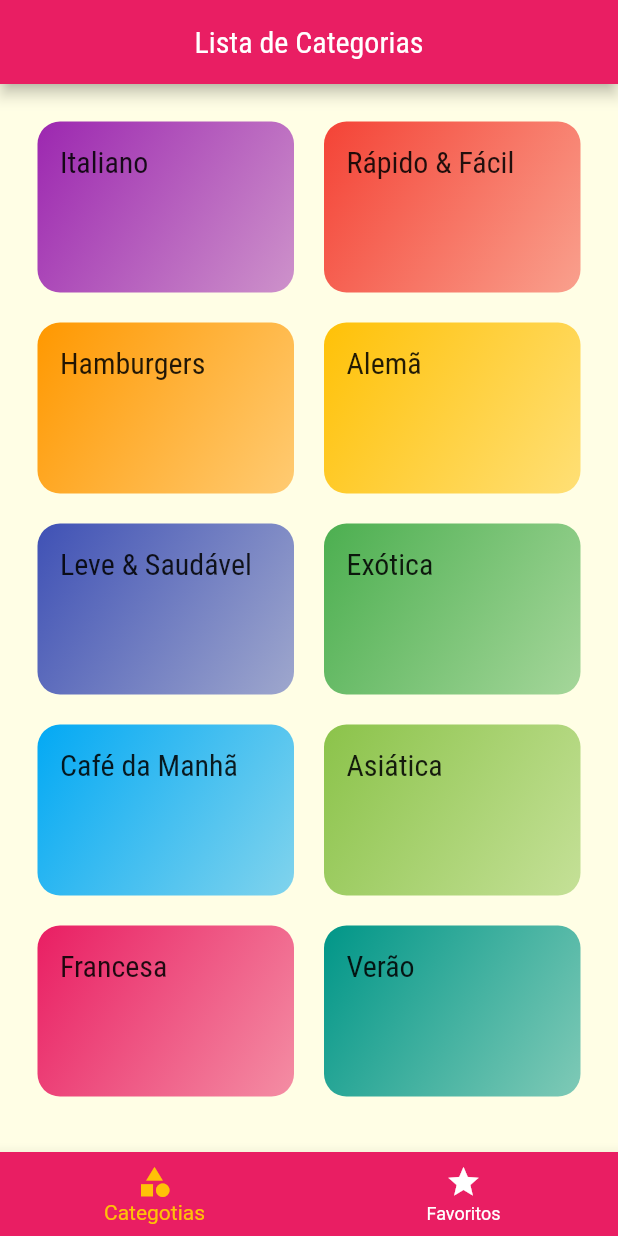
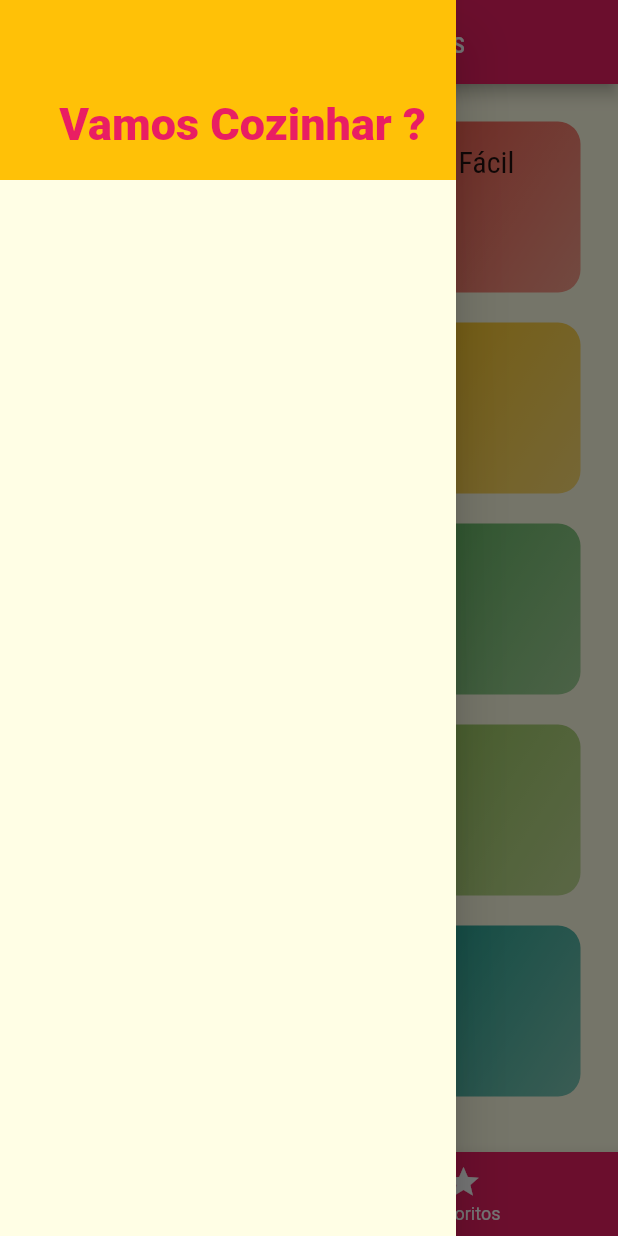
Before and after one commit to IagoMesquita/meals-flutter, a Flutter app: the screen it shows after launch, with the side drawer open (before the commit the screen has no drawer), on a phone screen of 412 x 824 dp. Run offline on Flutter 3.47's test engine with Material 2 defaults, Android fonts, the phone set to English and light mode, and no system bars.

Commit message:
feat: header drawer

```diff
--- /dev/null
+++ b/lib/components/main_drawer.dart
@@ -0,0 +1,30 @@
+import 'package:flutter/material.dart';
+
+class MainDrawer extends StatelessWidget {
+  const MainDrawer({super.key});
+
+  @override
+  Widget build(BuildContext context) {
+    return Drawer(
+      child: Column(
+        children: [
+          Container(
+            height: 120,
+            width: double.infinity,
+            padding: const EdgeInsets.all(20),
+            color: Theme.of(context).accentColor,
+            alignment: Alignment.bottomRight,
+            child: Text(
+              'Vamos Cozinhar ?',
+              style: TextStyle(
+                fontWeight: FontWeight.w900,
+                fontSize: 30,
+                color: Theme.of(context).primaryColor,
+              ),
+            ),
+          ),
+        ],
+      ),
+    );
+  }
+}
--- a/lib/screen/tabs_screen.dart
+++ b/lib/screen/tabs_screen.dart
@@ -1,4 +1,5 @@
 import 'package:flutter/material.dart';
+import 'package:meals/components/main_drawer.dart';
 import 'package:meals/screen/categories_screen.dart';
 import 'package:meals/screen/fvorite_screen.dart';
 
@@ -30,6 +31,7 @@ class _TabsScreenState extends State<TabsScreen> {
         title:
             Center(child: Text(_screens[_selectedSreenIndex]['title'] as String)),
       ),
+      drawer: MainDrawer(),
       body: _screens[_selectedSreenIndex]['screen'] as Widget,
       bottomNavigationBar: BottomNavigationBar(
           onTap: _selectScreen,
```
